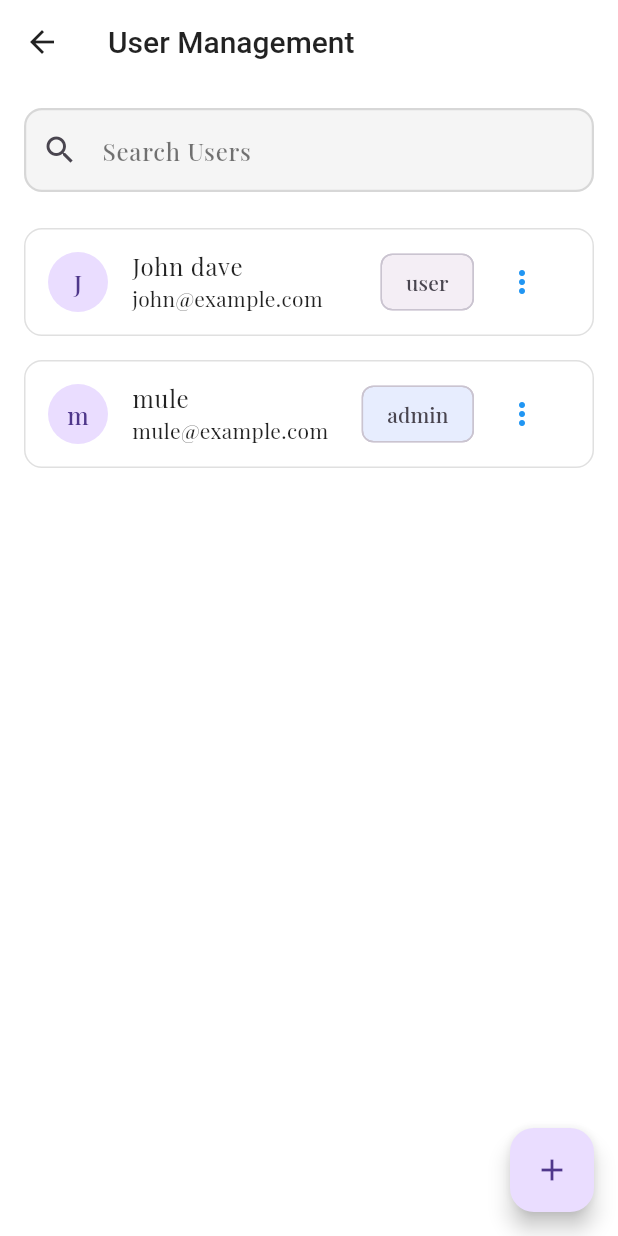
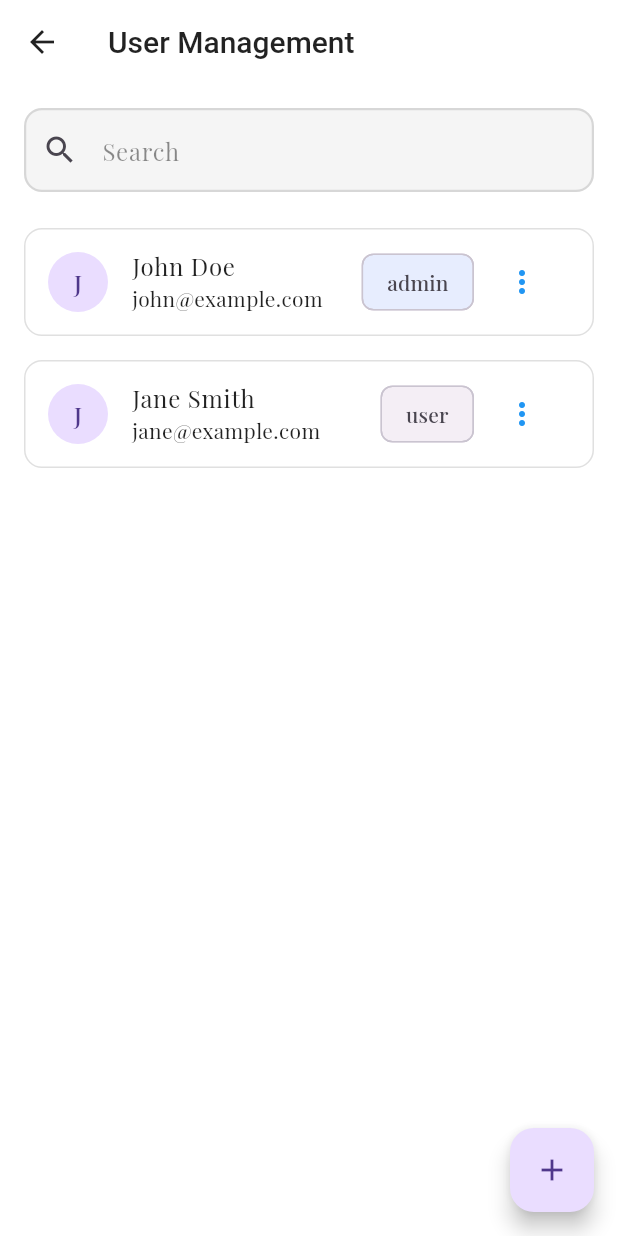
Before and after one commit to josi-web/AmenApp, a Flutter app: the PrayerModeration screen opened directly, after a tap on the "arrow back" icon, after a tap on "User Management", on a phone screen of 412 x 824 dp. Run offline on Flutter 3.47's test engine with Material 3 defaults, Android fonts, the phone set to English and light mode, and no system bars; our stand-ins replace animate_do, fl_chart, google_fonts, shared_preferences; accounts and stored records are empty.

Commit message:
feat: Enhance localization support in Notification Control and Prayer Moderation screens

```diff
--- a/amen_app/lib/features/admin/screens/prayer_moderation.dart
+++ b/amen_app/lib/features/admin/screens/prayer_moderation.dart
@@ -1,5 +1,6 @@
 import 'package:flutter/material.dart';
 import 'admin_home_screen.dart';
+import '../../../core/localization/app_localizations.dart';
 
 class PrayerModeration extends StatefulWidget {
   const PrayerModeration({super.key});
@@ -42,6 +43,8 @@ class _PrayerModerationState extends State<PrayerModeration> {
 
   @override
   Widget build(BuildContext context) {
+    final localizations = AppLocalizations.of(context);
+
     return Scaffold(
       appBar: AppBar(
         leading: IconButton(
@@ -55,7 +58,7 @@ class _PrayerModerationState extends State<PrayerModeration> {
             );
           },
         ),
-        title: const Text('Prayer Moderation'),
+        title: Text(localizations.prayerModeration),
         actions: [
           IconButton(
             icon: const Icon(Icons.refresh),
@@ -64,41 +67,58 @@ class _PrayerModerationState extends State<PrayerModeration> {
         ],
       ),
       body: ListView.builder(
+        padding: const EdgeInsets.all(16),
         itemCount: _prayers.length,
         itemBuilder: (context, index) {
           final prayer = _prayers[index];
           return Card(
-            margin: const EdgeInsets.symmetric(horizontal: 16, vertical: 8),
-            child: ListTile(
-              title: Text(prayer['userName']),
-              subtitle: Column(
+            margin: const EdgeInsets.only(bottom: 16),
+            child: Padding(
+              padding: const EdgeInsets.all(16),
+              child: Column(
                 crossAxisAlignment: CrossAxisAlignment.start,
                 children: [
-                  Text(prayer['prayerText']),
+                  Row(
+                    children: [
+                      const CircleAvatar(
+                        child: Icon(Icons.person),
+                      ),
+                      const SizedBox(width: 8),
+                      Column(
+                        crossAxisAlignment: CrossAxisAlignment.start,
+                        children: [
+                          Text(
+                            prayer['userName'],
+                            style: Theme.of(context).textTheme.titleMedium,
+                          ),
                           Text(
                             _formatDate(prayer['timestamp']),
                             style: Theme.of(context).textTheme.bodySmall,
                           ),
                         ],
                       ),
-              trailing: Row(
-                mainAxisSize: MainAxisSize.min,
+                    ],
+                  ),
+                  const SizedBox(height: 16),
+                  Text(
+                    prayer['prayerText'],
+                    style: Theme.of(context).textTheme.bodyLarge,
+                  ),
+                  const SizedBox(height: 16),
+                  Row(
+                    mainAxisAlignment: MainAxisAlignment.end,
                     children: [
-                  if (prayer['status'] == 'pending')
-                    IconButton(
-                      icon: const Icon(Icons.check),
+                      TextButton(
+                        onPressed: () => _deletePrayer(prayer['id']),
+                        child: Text(localizations.delete),
+                      ),
+                      const SizedBox(width: 8),
+                      ElevatedButton(
                         onPressed: () =>
                             _updatePrayerStatus(prayer['id'], 'approved'),
+                        child: Text(localizations.approve),
                       ),
-                  if (prayer['status'] == 'pending')
-                    IconButton(
-                      icon: const Icon(Icons.close),
-                      onPressed: () =>
-                          _updatePrayerStatus(prayer['id'], 'rejected'),
-                    ),
-                  IconButton(
-                    icon: const Icon(Icons.delete),
-                    onPressed: () => _deletePrayer(prayer['id']),
+                    ],
                   ),
                 ],
               ),
--- a/amen_app/lib/features/admin/screens/user_management.dart
+++ b/amen_app/lib/features/admin/screens/user_management.dart
@@ -1,21 +1,26 @@
 import 'package:flutter/material.dart';
+import 'package:provider/provider.dart';
+import 'package:amen_app/core/localization/app_localizations.dart';
+import '../../../shared/services/auth_service.dart';
 import 'admin_home_screen.dart';
 
 class UserManagement extends StatefulWidget {
-  const UserManagement({Key? key}) : super(key: key);
+  const UserManagement({super.key});
 
-  static _UserManagementState? of(BuildContext context) {
-    return context.findAncestorStateOfType<_UserManagementState>();
+  static void refreshUsers(BuildContext context) {
+    final state = context.findAncestorStateOfType<_UserManagementState>();
+    state?._loadUsers();
   }
 
   @override
-  _UserManagementState createState() => _UserManagementState();
+  State<UserManagement> createState() => _UserManagementState();
 }
 
 class _UserManagementState extends State<UserManagement> {
-  bool _isLoading = true;
+  final TextEditingController _searchController = TextEditingController();
+  String _searchQuery = '';
+  bool _isLoading = false;
   List<Map<String, dynamic>> _users = [];
-  final TextEditingController _searchController = TextEditingController();
   String _newUserName = '';
   String _newUserEmail = '';
   String _newUserRole = 'user';
@@ -26,64 +31,61 @@ class _UserManagementState extends State<UserManagement> {
     _loadUsers();
   }
 
+  @override
+  void dispose() {
+    _searchController.dispose();
+    super.dispose();
+  }
+
   Future<void> _loadUsers() async {
-    setState(() => _isLoading = true);
-    try {
-      // TODO: Replace with Laravel API call
-      // Example mock data
+    setState(() {
+      _isLoading = true;
+    });
+
+    // TODO: Replace with actual API call
+    await Future.delayed(const Duration(seconds: 1));
     setState(() {
       _users = [
-          {
-            'id': '1',
-            'name': 'John dave',
-            'email': 'john@example.com',
-            'role': 'user',
-            'status': 'active',
-          },
-          {
-            'id': '2',
-            'name': 'mule ',
-            'email': 'mule@example.com',
-            'role': 'admin',
-            'status': 'active',
-          },
+        {'name': 'John Doe', 'email': 'john@example.com', 'role': 'admin'},
+        {'name': 'Jane Smith', 'email': 'jane@example.com', 'role': 'user'},
       ];
       _isLoading = false;
     });
-    } catch (e) {
-      ScaffoldMessenger.of(context).showSnackBar(
-        SnackBar(content: Text('Error loading users: $e')),
-      );
-      setState(() => _isLoading = false);
-    }
   }
 
-  Future<void> refreshUsers() async {
-    await _loadUsers();
+  void _showEditUserDialog(Map<String, dynamic> user) {
+    // TODO: Implement edit user dialog
   }
 
-  Future<void> showAddUserDialog() async {
+  void _showDeleteConfirmation(Map<String, dynamic> user) {
+    // TODO: Implement delete confirmation dialog
+  }
+
+  void showAddUserDialog() async {
+    final localizations = AppLocalizations.of(context);
     final result = await showDialog<Map<String, dynamic>>(
       context: context,
       builder: (context) => AlertDialog(
-        title: const Text('Add New User'),
+        title: Text(localizations.addNew),
         content: Column(
           mainAxisSize: MainAxisSize.min,
           children: [
             TextField(
-              decoration: const InputDecoration(labelText: 'Name'),
+              decoration: InputDecoration(labelText: localizations.userName),
               onChanged: (value) => _newUserName = value,
             ),
             TextField(
-              decoration: const InputDecoration(labelText: 'Email'),
+              decoration: InputDecoration(labelText: localizations.email),
               onChanged: (value) => _newUserEmail = value,
             ),
             DropdownButtonFormField<String>(
-              decoration: const InputDecoration(labelText: 'Role'),
+              decoration: InputDecoration(labelText: localizations.status),
               value: _newUserRole,
-              items: const [
-                DropdownMenuItem(value: 'user', child: Text('User')),
-                DropdownMenuItem(value: 'admin', child: Text('Admin')),
+              items: [
+                DropdownMenuItem(
+                    value: 'user', child: Text(localizations.user)),
+                DropdownMenuItem(
+                    value: 'admin', child: Text(localizations.admin)),
               ],
               onChanged: (value) {
                 if (value != null) {
@@ -96,80 +98,61 @@ class _UserManagementState extends State<UserManagement> {
         actions: [
           TextButton(
             onPressed: () => Navigator.pop(context),
-            child: const Text('Cancel'),
+            child: Text(localizations.cancel),
           ),
           TextButton(
             onPressed: () {
-              // TODO: Implement user creation with Laravel API
               Navigator.pop(context, {
                 'name': _newUserName,
                 'email': _newUserEmail,
                 'role': _newUserRole,
               });
             },
-            child: const Text('Add'),
+            child: Text(localizations.add),
           ),
         ],
       ),
     );
 
     if (result != null) {
-      // TODO: Implement user creation with Laravel API
+      // TODO: Implement user creation with API
       setState(() {
-        _users.add({
-          'id': DateTime.now().toString(), // Temporary ID
-          ...result,
-          'status': 'active',
-        });
+        _users.add(result);
       });
     }
   }
 
-  void _showEditUserDialog(Map<String, dynamic> user) {
-    // TODO: Implement edit user dialog
-  }
-
-  void _showDeleteConfirmation(Map<String, dynamic> user) {
-    // TODO: Implement delete confirmation dialog
-  }
-
   @override
   Widget build(BuildContext context) {
+    final localizations = AppLocalizations.of(context);
     return Scaffold(
       appBar: AppBar(
-        leading: IconButton(
-          icon: const Icon(Icons.arrow_back),
-          onPressed: () {
-            Navigator.pushReplacement(
-              context,
-              MaterialPageRoute(
-                builder: (context) => const AdminHomeScreen(),
-              ),
-            );
-          },
-        ),
-        title: const Text('User Management'),
+        title: Text(localizations.userManagement),
       ),
       body: SafeArea(
         child: Column(
           children: [
             Padding(
-              padding: const EdgeInsets.all(16),
+              padding: const EdgeInsets.all(16.0),
               child: TextField(
                 controller: _searchController,
-                decoration: const InputDecoration(
-                  labelText: 'Search Users',
-                  prefixIcon: Icon(Icons.search),
-                  border: OutlineInputBorder(),
+                decoration: InputDecoration(
+                  hintText: localizations.search,
+                  prefixIcon: const Icon(Icons.search),
+                  border: OutlineInputBorder(
+                    borderRadius: BorderRadius.circular(12),
+                  ),
                 ),
                 onChanged: (value) {
-                  // TODO: Implement search functionality with Laravel API
+                  setState(() {
+                    _searchQuery = value;
+                  });
                 },
               ),
             ),
             Expanded(
               child: _isLoading
-                  ? const Center(child: CircularProgressIndicator())
+                  ? Center(child: Text(localizations.loading))
                   : ListView.builder(
                       itemCount: _users.length,
                       itemBuilder: (context, index) {
@@ -197,7 +180,6 @@ class _UserManagementState extends State<UserManagement> {
                                 const SizedBox(width: 8),
                                 PopupMenuButton<String>(
                                   onSelected: (value) {
-                                    // TODO: Implement actions with Laravel API
                                     switch (value) {
                                       case 'edit':
                                         _showEditUserDialog(user);
@@ -208,13 +190,13 @@ class _UserManagementState extends State<UserManagement> {
                                     }
                                   },
                                   itemBuilder: (context) => [
-                                    const PopupMenuItem(
+                                    PopupMenuItem(
                                       value: 'edit',
-                                      child: Text('Edit User'),
+                                      child: Text(localizations.edit),
                                     ),
-                                    const PopupMenuItem(
+                                    PopupMenuItem(
                                       value: 'delete',
-                                      child: Text('Delete User'),
+                                      child: Text(localizations.delete),
                                     ),
                                   ],
                                 ),
```
Also changed, not shown: amen_app/lib/features/admin/screens/notification_control.dart (+50 -59 lines). Lines whose indentation alone changed are shown as unchanged.
